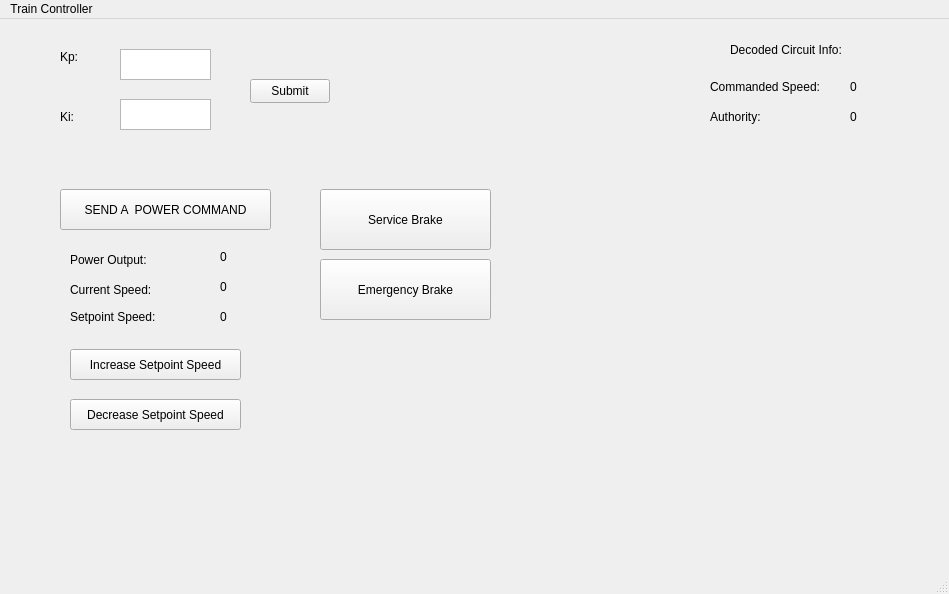
Above: SWTrainController/SWTrainController.ui from marmysl/ece1140 before the change. Below: the same form after it.
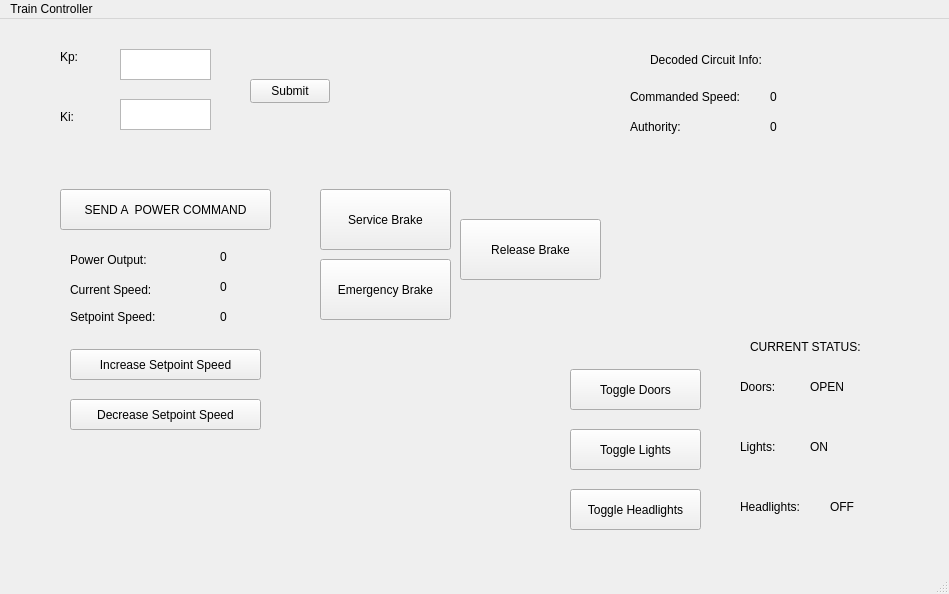
That is the form after the change.

Commit message: cabin controls, release brake button

```diff
--- a/SWTrainController/SWTrainController.ui
+++ b/SWTrainController/SWTrainController.ui
@@ -89,8 +89,8 @@
    <widget class="QLabel" name="circuitInfo">
     <property name="geometry">
      <rect>
-      <x>730</x>
-      <y>20</y>
+      <x>650</x>
+      <y>30</y>
       <width>141</width>
       <height>21</height>
      </rect>
@@ -115,8 +115,8 @@
    <widget class="QLabel" name="authority">
     <property name="geometry">
      <rect>
-      <x>710</x>
-      <y>90</y>
+      <x>630</x>
+      <y>100</y>
       <width>58</width>
       <height>16</height>
      </rect>
@@ -141,8 +141,8 @@
    <widget class="QLabel" name="authority_">
     <property name="geometry">
      <rect>
-      <x>850</x>
-      <y>90</y>
+      <x>770</x>
+      <y>100</y>
       <width>58</width>
       <height>16</height>
      </rect>
@@ -154,8 +154,8 @@
    <widget class="QLabel" name="commspeed_">
     <property name="geometry">
      <rect>
-      <x>850</x>
-      <y>60</y>
+      <x>770</x>
+      <y>70</y>
       <width>58</width>
       <height>16</height>
      </rect>
@@ -167,8 +167,8 @@
    <widget class="QLabel" name="commspeed">
     <property name="geometry">
      <rect>
-      <x>710</x>
-      <y>60</y>
+      <x>630</x>
+      <y>70</y>
       <width>131</width>
       <height>16</height>
      </rect>
@@ -182,7 +182,7 @@
      <rect>
       <x>320</x>
       <y>170</y>
-      <width>171</width>
+      <width>131</width>
       <height>61</height>
      </rect>
     </property>
@@ -195,7 +195,7 @@
      <rect>
       <x>320</x>
       <y>240</y>
-      <width>171</width>
+      <width>131</width>
       <height>61</height>
      </rect>
     </property>
@@ -232,8 +232,8 @@
    <widget class="QLabel" name="sbrake_">
     <property name="geometry">
      <rect>
-      <x>520</x>
-      <y>190</y>
+      <x>320</x>
+      <y>310</y>
       <width>401</width>
       <height>16</height>
      </rect>
@@ -245,8 +245,8 @@
    <widget class="QLabel" name="ebrake_">
     <property name="geometry">
      <rect>
-      <x>510</x>
-      <y>260</y>
+      <x>320</x>
+      <y>320</y>
       <width>411</width>
       <height>16</height>
      </rect>
@@ -286,7 +286,7 @@
      <rect>
       <x>70</x>
       <y>330</y>
-      <width>171</width>
+      <width>191</width>
       <height>31</height>
      </rect>
     </property>
@@ -299,7 +299,7 @@
      <rect>
       <x>70</x>
       <y>380</y>
-      <width>171</width>
+      <width>191</width>
       <height>31</height>
      </rect>
     </property>
@@ -307,6 +307,155 @@
      <string>Decrease Setpoint Speed</string>
     </property>
    </widget>
+   <widget class="QPushButton" name="door_button">
+    <property name="geometry">
+     <rect>
+      <x>570</x>
+      <y>350</y>
+      <width>131</width>
+      <height>41</height>
+     </rect>
+    </property>
+    <property name="text">
+     <string>Toggle Doors</string>
+    </property>
+   </widget>
+   <widget class="QPushButton" name="lights_button">
+    <property name="geometry">
+     <rect>
+      <x>570</x>
+      <y>410</y>
+      <width>131</width>
+      <height>41</height>
+     </rect>
+    </property>
+    <property name="text">
+     <string>Toggle Lights</string>
+    </property>
+   </widget>
+   <widget class="QPushButton" name="headlights_button">
+    <property name="geometry">
+     <rect>
+      <x>570</x>
+      <y>470</y>
+      <width>131</width>
+      <height>41</height>
+     </rect>
+    </property>
+    <property name="text">
+     <string>Toggle Headlights</string>
+    </property>
+   </widget>
+   <widget class="QLabel" name="status">
+    <property name="geometry">
+     <rect>
+      <x>750</x>
+      <y>320</y>
+      <width>131</width>
+      <height>16</height>
+     </rect>
+    </property>
+    <property name="text">
+     <string>CURRENT STATUS:</string>
+    </property>
+   </widget>
+   <widget class="QLabel" name="doors">
+    <property name="geometry">
+     <rect>
+      <x>740</x>
+      <y>360</y>
+      <width>58</width>
+      <height>16</height>
+     </rect>
+    </property>
+    <property name="text">
+     <string>Doors:</string>
+    </property>
+   </widget>
+   <widget class="QLabel" name="lights">
+    <property name="geometry">
+     <rect>
+      <x>740</x>
+      <y>420</y>
+      <width>58</width>
+      <height>16</height>
+     </rect>
+    </property>
+    <property name="text">
+     <string>Lights:</string>
+    </property>
+   </widget>
+   <widget class="QLabel" name="headlights">
+    <property name="geometry">
+     <rect>
+      <x>740</x>
+      <y>480</y>
+      <width>71</width>
+      <height>16</height>
+     </rect>
+    </property>
+    <property name="text">
+     <string>Headlights:</string>
+    </property>
+   </widget>
+   <widget class="QLabel" name="doors_">
+    <property name="geometry">
+     <rect>
+      <x>810</x>
+      <y>360</y>
+      <width>58</width>
+      <height>16</height>
+     </rect>
+    </property>
+    <property name="text">
+     <string>OPEN</string>
+    </property>
+   </widget>
+   <widget class="QLabel" name="lights_">
+    <property name="geometry">
+     <rect>
+      <x>810</x>
+      <y>420</y>
+      <width>58</width>
+      <height>16</height>
+     </rect>
+    </property>
+    <property name="text">
+     <string>ON</string>
+    </property>
+   </widget>
+   <widget class="QLabel" name="headlights_">
+    <property name="geometry">
+     <rect>
+      <x>830</x>
+      <y>480</y>
+      <width>58</width>
+      <height>16</height>
+     </rect>
+    </property>
+    <property name="text">
+     <string>OFF</string>
+    </property>
+   </widget>
+   <widget class="QPushButton" name="releasebrakebutton">
+    <property name="geometry">
+     <rect>
+      <x>460</x>
+      <y>200</y>
+      <width>141</width>
+      <height>61</height>
+     </rect>
+    </property>
+    <property name="text">
+     <string>Release Brake</string>
+    </property>
+    <property name="checkable">
+     <bool>false</bool>
+    </property>
+    <property name="flat">
+     <bool>false</bool>
+    </property>
+   </widget>
   </widget>
   <widget class="QMenuBar" name="menubar">
    <property name="geometry">
```
The commit also changes 4 other files.
